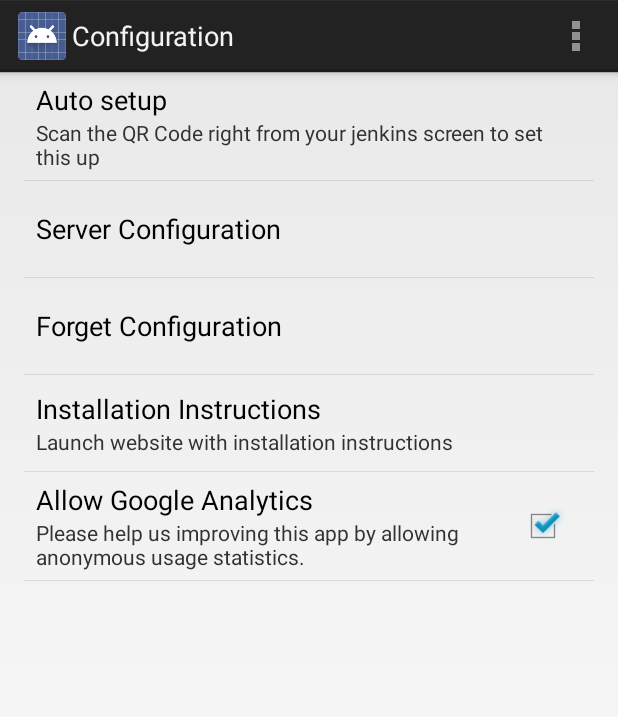
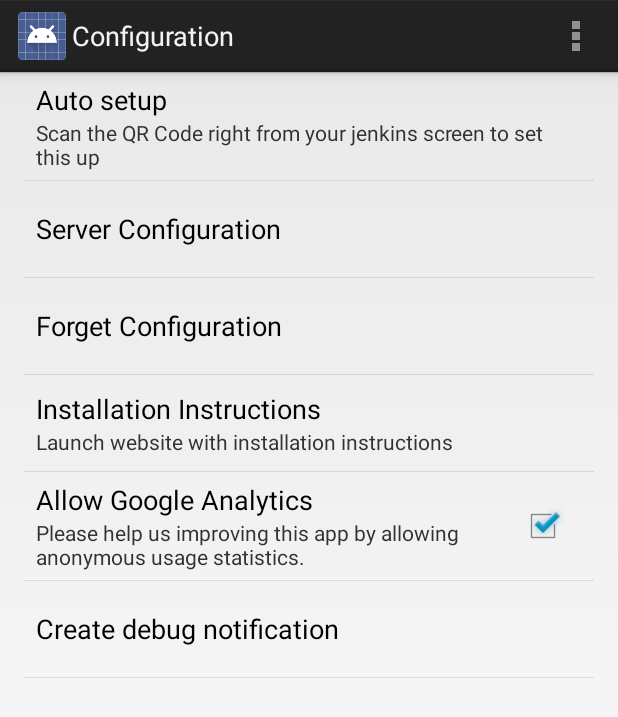
Before and after one commit to Kiliransher0/buildwatch, an Android app: the screen it shows after launch (ConfigurationActivity), on a phone screen of 412 x 824 dp. Shown: the top 717 px of the screen. Run offline under Robolectric (Android 15) with nearby library versions, the phone set to English and light mode, and no system bars; 2 statements that could not run were skipped.

Commit message:
* added option in the UI to send fake message

```diff
--- a/buildWatch/src/main/res/xml/preferences.xml
+++ b/buildWatch/src/main/res/xml/preferences.xml
@@ -30,4 +30,8 @@
         android:summary="@string/config_analytics_opt_out_summary"
         android:title="@string/config_analytics_opt_out" />
 
+    <Preference
+        android:title="Create debug notification"
+        android:key="send_debug_message"/>
+
 </PreferenceScreen>
```
Also changed, not shown: buildWatch/src/main/java/com/crowflying/buildwatch/ConfigurationActivity.java (+21 -0 lines).
